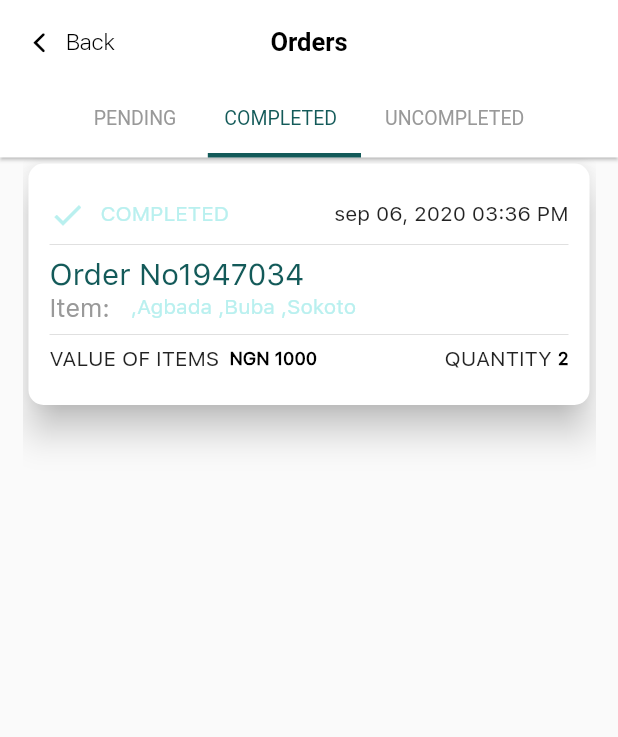
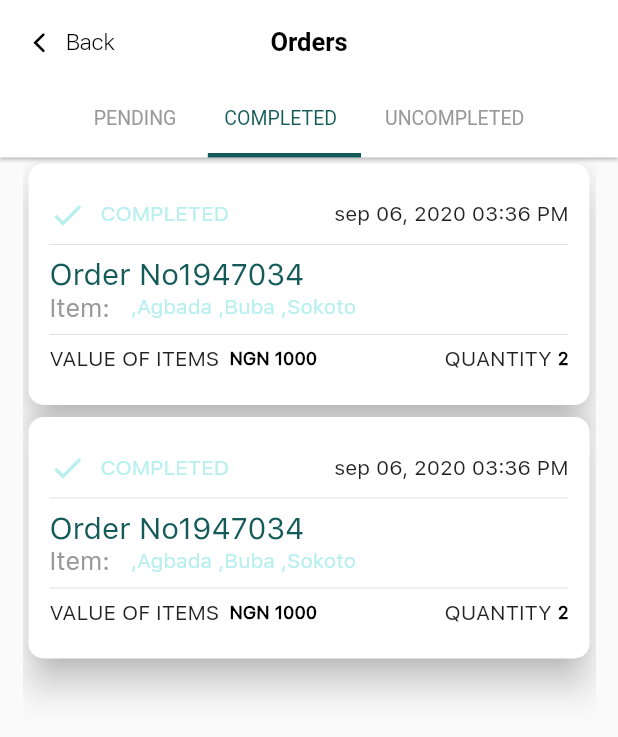
Before and after one commit to Francisop/launmax_lm_app, a Flutter app: the OrderScreen screen opened directly, tab 2 chosen, on a phone screen of 412 x 824 dp. Shown: the top 737 px of the screen. Run offline on Flutter 3.47's test engine with Material 2 defaults, Android fonts, the phone set to English and light mode, and no system bars; our stand-ins replace flutter_svg, outline_material_icons; project files that could hold a hidden picture were left out.

Commit message:
chore: order screen 70%

```diff
--- /dev/null
+++ b/lib/models/order.dart
@@ -0,0 +1,53 @@
+class Order {
+  String status;
+  String orderNo;
+  int value;
+  int quantity;
+  List items;
+
+  Order({
+    this.items,
+    this.orderNo,
+    this.quantity,
+    this.status,
+    this.value,
+  });
+}
+
+List<Order> dummyOrder = [
+  Order(
+    items: ["Agbada", "Buba", "Sokoto"],
+    value: 1000,
+    orderNo: "Order No1947034",
+    quantity: 2,
+    status: "pending",
+  ),
+  Order(
+    items: ["Agbada", "Buba", "Sokoto"],
+    value: 1000,
+    orderNo: "Order No1947034",
+    quantity: 2,
+    status: "completed",
+  ),
+  Order(
+    items: ["Agbada", "Buba", "Sokoto"],
+    value: 1000,
+    orderNo: "Order No1947034",
+    quantity: 2,
+    status: "uncompleted",
+  ),
+  Order(
+    items: ["Agbada", "Buba", "Sokoto"],
+    value: 5000,
+    orderNo: "Order No1947034",
+    quantity: 2,
+    status: "pending",
+  ),
+  Order(
+    items: ["Agbada", "Buba", "Sokoto"],
+    value: 1000,
+    orderNo: "Order No1947034",
+    quantity: 2,
+    status: "completed",
+  ),
+];
--- /dev/null
+++ b/lib/ui/screens/order/order_detail.dart
@@ -0,0 +1,23 @@
+import 'package:flutter/material.dart';
+
+import '../../widgets/app_app_bar.dart';
+
+class OrderDetail extends StatefulWidget {
+  @override
+  _OrderDetailState createState() => _OrderDetailState();
+}
+
+class _OrderDetailState extends State<OrderDetail> {
+  @override
+  Widget build(BuildContext context) {
+    return Scaffold(appBar: buildAppBarWithBack(title: "Order Details"),
+
+    body: SingleChildScrollView(
+      child: Card(
+
+      ),
+    ),
+
+    );
+  }
+}
--- a/lib/ui/screens/order/order_screen.dart
+++ b/lib/ui/screens/order/order_screen.dart
@@ -1,4 +1,5 @@
 import 'package:flutter/material.dart';
+import 'package:launmax_lm_app/models/order.dart';
 import 'package:launmax_lm_app/ui/res.dart';
 
 import '../../widgets/app_app_bar.dart';
@@ -55,61 +56,67 @@ class _OrderScreenState extends State<OrderScreen> {
           padding: const EdgeInsets.only(left: 15.0, right: 15),
           child: TabBarView(
             children: [
-////////////////////////////////////////////////////////
+              //////////////////////////////////////////////////
               /// this is the pending tab
               /////////////////////////////////////////////////
-              ListView(
-                children: [
-                  MyCards(
-                    items: ["Agbada", "Buba", "Sokoto"],
-                    value: 1000,
-                    orderNo: "Order No1947034",
-                    quantity: 2,
-                    tap: null,
-                    status: "pending",
-                  ),
-                  SizedBox(
-                    height: 26,
-                  ),
-                ],
+              Container(
+                child: ListView.builder(
+                    itemCount: dummyOrder.length,
+                    itemBuilder: (context, i) {
+                      return dummyOrder[i].status == "pending"
+                          ? MyCards(
+                              items: dummyOrder[i].items,
+                              value: dummyOrder[i].value,
+                              orderNo: dummyOrder[i].orderNo,
+                              quantity: dummyOrder[i].quantity,
+                              tap: null,
+                              status: dummyOrder[i].status,
+                            )
+                          : Container();
+                    }),
               ),
 
               ////////////////////////////////////////////////////////
               /// this is the Completed tab
               /////////////////////////////////////////////////
-              ListView(
-                children: [
-                  MyCards(
-                    items: ["Agbada", "Buba", "Sokoto"],
-                    value: 1000,
-                    orderNo: "Order No1947034",
-                    quantity: 2,
-                    tap: null,
-                    status: "completed",
-                  ),
-                  SizedBox(
-                    height: 26,
-                  ),
-                ],
+              Container(
+                child: ListView.builder(
+                    itemCount: dummyOrder.length,
+                    itemBuilder: (context, i) {
+                      return dummyOrder[i].status == "completed"
+                          ? MyCards(
+                              items: dummyOrder[i].items,
+                              value: dummyOrder[i].value,
+                              orderNo: dummyOrder[i].orderNo,
+                              quantity: dummyOrder[i].quantity,
+                              tap: null,
+                              status: dummyOrder[i].status,
+                            )
+                          : Container();
+                    }),
               ),
               ////////////////////////////////////////////////////////
               /// this is the Uncompleted tab
               /////////////////////////////////////////////////
-              ListView(
-                children: [
-                  MyCards(
-                    items: ["Agbada", "Buba", "Sokoto"],
-                    value: 1000,
-                    orderNo: "Order No1947034",
-                    quantity: 2,
-                    tap: null,
-                    status: "Uncompleted",
-                  ),
-                  SizedBox(
-                    height: 26,
-                  ),
-                ],
+              Container(
+                child: ListView.builder(
+                    itemCount: dummyOrder.length,
+                    itemBuilder: (context, i) {
+                      return dummyOrder[i].status == "uncompleted"
+                          ? MyCards(
+                              items: dummyOrder[i].items,
+                              value: dummyOrder[i].value,
+                              orderNo: dummyOrder[i].orderNo,
+                              quantity: dummyOrder[i].quantity,
+                              tap: null,
+                              status: dummyOrder[i].status,
+                            )
+                          : Container();
+                    }),
               ),
+////////////////////////////
+              ///end
+              /////////////////////////
             ],
           ),
         ),
```
